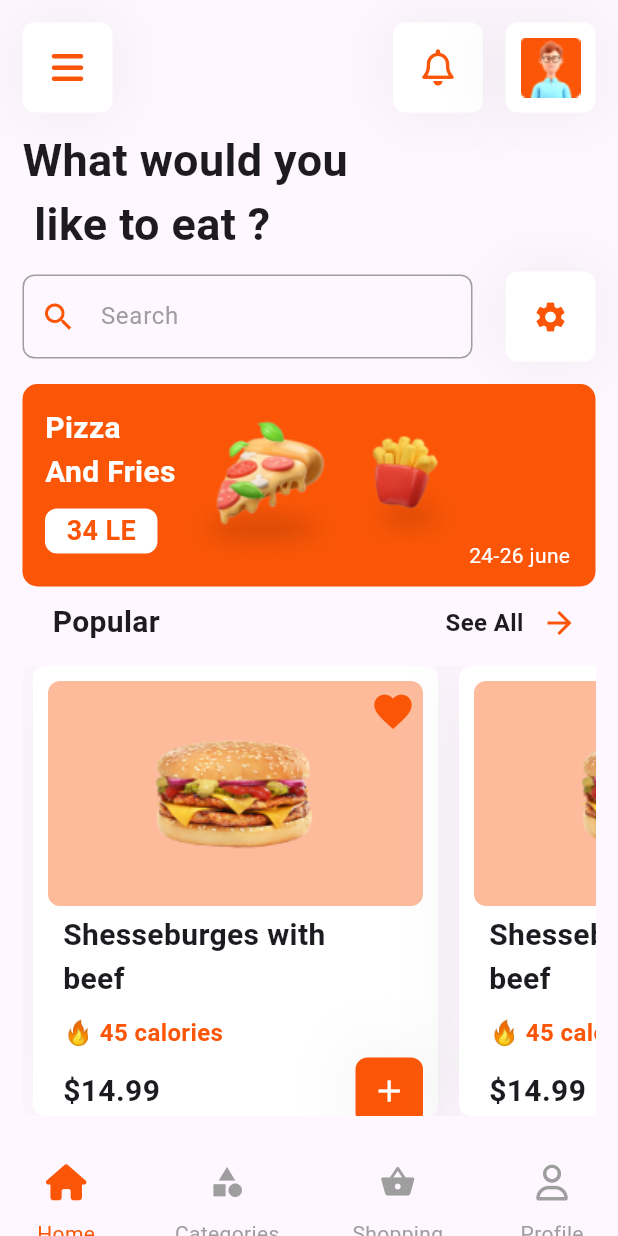
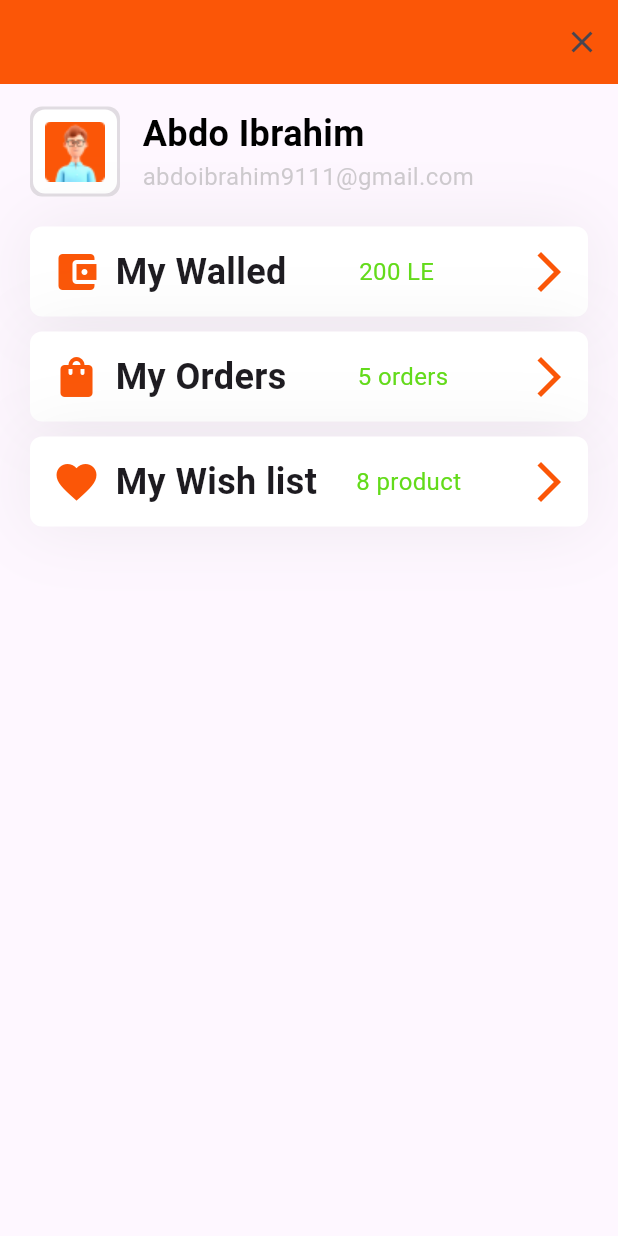
Before and after one commit to abdulrahmanibrahimdawood/restaurant, a Flutter app: the screen it shows after launch, on a phone screen of 412 x 824 dp. Run offline on Flutter 3.47's test engine with Material 3 defaults, Android fonts, the phone set to English and light mode, and no system bars; our stand-ins replace animated_splash_screen, font_awesome_flutter.

Commit message:
account page

```diff
--- a/lib/constant.dart
+++ b/lib/constant.dart
@@ -9,3 +9,4 @@ const kThirdPage = 'ThirdPage';
 const kLogInPage = 'LogInPage';
 const kRegister = 'Register';
 const kHomePage = 'kHomePage';
+const kYourAccount = 'YourAccount';
--- a/lib/main.dart
+++ b/lib/main.dart
@@ -9,6 +9,7 @@ import 'package:restaurant/pages/open_app_page.dart';
 import 'package:restaurant/pages/register_page.dart';
 import 'package:restaurant/pages/scound_page.dart';
 import 'package:restaurant/pages/third_page.dart';
+import 'package:restaurant/pages/your_Account.dart';
 
 void main() {
   runApp(const RestaurantApp());
@@ -21,19 +22,20 @@ class RestaurantApp extends StatelessWidget {
   Widget build(BuildContext context) {
     return MaterialApp(
       routes: {
-        kOnBoardScreenState: (context) => OnBoardScreenState(),
-        kOpenAppPage: (context) => OpenAppPage(),
-        kFirstPage: (context) => FirstPage(),
-        kScoundPage: (context) => ScoundPage(),
-        kThirdPage: (context) => ThirdPage(),
-        kLogInPage: (context) => LogInPage(),
-        kRegister: (context) => Register(),
-        kHomePage: (context) => HomePage(),
+        kOnBoardScreenState: (context) => const OnBoardScreenState(),
+        kOpenAppPage: (context) => const OpenAppPage(),
+        kFirstPage: (context) => const FirstPage(),
+        kScoundPage: (context) => const ScoundPage(),
+        kThirdPage: (context) => const ThirdPage(),
+        kLogInPage: (context) => const LogInPage(),
+        kRegister: (context) => const Register(),
+        kHomePage: (context) => const HomePage(),
+        kYourAccount: (context) => const YourAccount()
       },
       debugShowCheckedModeBanner: false,
       home: const Scaffold(
         backgroundColor: Colors.white,
-        body: HomePage(),
+        body: YourAccount(),
         // AnimatedSplashScreen(
         //   duration: 2000,
         //   splash: 'lib/assets/images/zero.png',
--- a/lib/pages/home_page.dart
+++ b/lib/pages/home_page.dart
@@ -3,6 +3,7 @@ import 'package:font_awesome_flutter/font_awesome_flutter.dart';
 import 'package:restaurant/constant.dart';
 import 'package:restaurant/widget/Container_Icons_Buttom_HomePage.dart';
 import 'package:restaurant/widget/Container_Image_Profile.dart';
+import 'package:restaurant/widget/Custom_buttom_appBar_.dart';
 import 'package:restaurant/widget/custom_body_populer.dart';
 import 'package:restaurant/widget/custom_text_form_feild.dart';
 import 'package:restaurant/widget/item_list_view.dart';
@@ -16,7 +17,6 @@ class HomePage extends StatefulWidget {
 }
 
 class _HomePageState extends State<HomePage> {
-  int activeIndex = 0;
   @override
   Widget build(BuildContext context) {
     return SafeArea(
@@ -138,61 +138,8 @@ class _HomePageState extends State<HomePage> {
                   const SizedBox(
                     height: 20,
                   ),
+                  const BodyBottomAppBar(),
                 ],
-              ),
-            ),
-            Expanded(
-              child: Container(
-                width: MediaQuery.of(context).size.width,
-                decoration: const BoxDecoration(),
-                child: Padding(
-                  padding: const EdgeInsets.symmetric(horizontal: 20),
-                  child: Row(
-                    mainAxisAlignment: MainAxisAlignment.spaceBetween,
-                    children: [
-                      CustomBottomAppBarIcons(
-                        onPressed: () {
-                          setState(() {
-                            activeIndex = 0;
-                          });
-                        },
-                        icon: FontAwesomeIcons.house,
-                        text: 'Home',
-                        isActive: activeIndex == 0,
-                      ),
-                      CustomBottomAppBarIcons(
-                        onPressed: () {
-                          setState(() {
-                            activeIndex = 1;
-                          });
-                        },
-                        icon: Icons.category,
-                        text: 'Categories',
-                        isActive: activeIndex == 1,
-                      ),
-                      CustomBottomAppBarIcons(
-                        onPressed: () {
-                          setState(() {
-                            activeIndex = 2;
-                          });
-                        },
-                        icon: Icons.shopping_basket,
-                        text: 'Shopping',
-                        isActive: activeIndex == 2,
-                      ),
-                      CustomBottomAppBarIcons(
-                        onPressed: () {
-                          setState(() {
-                            activeIndex = 3;
-                          });
-                        },
-                        icon: FontAwesomeIcons.user,
-                        text: 'Profile',
-                        isActive: activeIndex == 3,
-                      ),
-                    ],
-                  ),
-                ),
               ),
             ),
           ],
@@ -201,34 +148,3 @@ class _HomePageState extends State<HomePage> {
     );
   }
 }
-
-class CustomBottomAppBarIcons extends StatelessWidget {
-  const CustomBottomAppBarIcons({
-    super.key,
-    required this.text,
-    required this.icon,
-    required this.onPressed,
-    required this.isActive,
-  });
-
-  final String text;
-  final IconData icon;
-  final void Function()? onPressed;
-  final bool isActive;
-
-  @override
-  Widget build(BuildContext context) {
-    return Column(
-      children: [
-        IconButton(
-          onPressed: onPressed,
-          icon: FaIcon(icon, color: isActive ? kPrimaryColor : Colors.grey),
-        ),
-        Text(
-          text,
-          style: TextStyle(color: isActive ? kPrimaryColor : Colors.grey),
-        ),
-      ],
-    );
-  }
-}
--- /dev/null
+++ b/lib/pages/your_Account.dart
@@ -0,0 +1,206 @@
+import 'package:flutter/material.dart';
+import 'package:font_awesome_flutter/font_awesome_flutter.dart';
+import 'package:restaurant/constant.dart';
+
+class YourAccount extends StatelessWidget {
+  const YourAccount({super.key});
+  static String id = 'YourAccount';
+
+  @override
+  Widget build(BuildContext context) {
+    return SafeArea(
+      child: Scaffold(
+        appBar: AppBar(
+          actions: [
+            IconButton(
+              onPressed: () {},
+              icon: const Icon(Icons.close),
+            )
+          ],
+          elevation: 0,
+          backgroundColor: kPrimaryColor,
+        ),
+        body: Padding(
+          padding: const EdgeInsets.symmetric(horizontal: 20),
+          child: Column(
+            children: [
+              const SizedBox(
+                height: 15,
+              ),
+              Row(
+                children: [
+                  SizedBox(
+                    height: 60,
+                    width: 60,
+                    child: Stack(
+                      children: [
+                        Container(
+                          height: 60,
+                          width: 60,
+                          decoration: BoxDecoration(
+                            color: Colors.grey.withOpacity(0.3),
+                            borderRadius: BorderRadius.circular(8),
+                          ),
+                        ),
+                        Center(
+                          child: Container(
+                            height: 56,
+                            width: 56,
+                            decoration: BoxDecoration(
+                              color: Colors.white,
+                              borderRadius: BorderRadius.circular(8),
+                            ),
+                            child: Image.asset(
+                              'lib/assets/images/person_image.png',
+                            ),
+                          ),
+                        ),
+                      ],
+                    ),
+                  ),
+                  const SizedBox(
+                    width: 15,
+                  ),
+                  Align(
+                    alignment: Alignment.topLeft,
+                    child: Column(
+                      crossAxisAlignment: CrossAxisAlignment.start,
+                      children: [
+                        const Text(
+                          'Abdo Ibrahim',
+                          style: TextStyle(
+                              color: Colors.black,
+                              fontWeight: FontWeight.bold,
+                              fontSize: 24),
+                        ),
+                        Text(
+                          'abdoibrahim9111@gmail.com',
+                          style: TextStyle(
+                              color: Colors.grey.withOpacity(0.5),
+                              fontSize: 16),
+                        ),
+                      ],
+                    ),
+                  ),
+                ],
+              ),
+              const SizedBox(
+                height: 20,
+              ),
+              const CustomAccountIcon(
+                hintText: '200 LE ',
+                icon: Icons.account_balance_wallet,
+                text: 'My Walled',
+                arrowIcon: Icons.arrow_forward_ios,
+              ),
+              const SizedBox(
+                height: 10,
+              ),
+              const CustomAccountIcon(
+                hintText: ' 5 orders',
+                icon: Icons.shopping_bag,
+                text: 'My Orders',
+                arrowIcon: Icons.arrow_forward_ios,
+              ),
+              const SizedBox(
+                height: 10,
+              ),
+              const CustomAccountIcon(
+                hintText: '8 product  ',
+                icon: Icons.favorite,
+                text: 'My Wish list',
+                arrowIcon: Icons.arrow_forward_ios,
+              ),
+              const SizedBox(
+                height: 30,
+              ),
+            ],
+          ),
+        ),
+      ),
+    );
+  }
+}
+
+class CustomAccountIcon extends StatelessWidget {
+  const CustomAccountIcon(
+      {super.key,
+      this.icon,
+      required this.text,
+      required this.hintText,
+      this.arrowIcon,
+      this.onPressed});
+
+  final IconData? icon;
+  final IconData? arrowIcon;
+  final void Function()? onPressed;
+  final String text;
+  final String hintText;
+
+  @override
+  Widget build(BuildContext context) {
+    return Container(
+      height: 60,
+      width: MediaQuery.of(context).size.width,
+      decoration: BoxDecoration(
+        boxShadow: [
+          BoxShadow(
+              blurRadius: 40,
+              spreadRadius: 2,
+              color: Colors.grey.withOpacity(0.15)),
+        ],
+        color: Colors.white,
+        borderRadius: BorderRadius.circular(8),
+      ),
+      child: Row(
+        mainAxisAlignment: MainAxisAlignment.spaceBetween,
+        children: [
+          Padding(
+            padding: const EdgeInsets.only(left: 15),
+            child: Row(
+              children: [
+                FaIcon(
+                  icon,
+                  color: kPrimaryColor,
+                  size: 32,
+                ),
+                const SizedBox(
+                  width: 10,
+                ),
+                Text(
+                  text,
+                  style: const TextStyle(
+                      fontSize: 24, fontWeight: FontWeight.bold),
+                ),
+              ],
+            ),
+          ),
+          Row(
+            mainAxisAlignment: MainAxisAlignment.start,
+            children: [
+              Text(
+                hintText,
+                style: const TextStyle(fontSize: 16, color: Color(0xff63DB1A)),
+              ),
+            ],
+          ),
+          Padding(
+            padding: const EdgeInsets.only(right: 2),
+            child: Row(
+              children: [
+                IconButton(
+                  onPressed: onPressed,
+                  icon: FaIcon(
+                    arrowIcon,
+                    color: kPrimaryColor,
+                    size: 32,
+                  ),
+                ),
+              ],
+            ),
+          )
+        ],
+      ),
+    );
+  }
+}
--- /dev/null
+++ b/lib/widget/Custom_buttom_appBar_.dart
@@ -0,0 +1,101 @@
+import 'package:flutter/material.dart';
+import 'package:font_awesome_flutter/font_awesome_flutter.dart';
+import 'package:restaurant/constant.dart';
+
+class CustomBottomAppBarIcons extends StatelessWidget {
+  const CustomBottomAppBarIcons({
+    super.key,
+    required this.text,
+    required this.icon,
+    required this.onPressed,
+    required this.isActive,
+  });
+
+  final String text;
+  final IconData icon;
+  final void Function()? onPressed;
+  final bool isActive;
+
+  @override
+  Widget build(BuildContext context) {
+    return Column(
+      children: [
+        IconButton(
+          onPressed: onPressed,
+          icon: FaIcon(icon, color: isActive ? kPrimaryColor : Colors.grey),
+        ),
+        Text(
+          text,
+          style: TextStyle(color: isActive ? kPrimaryColor : Colors.grey),
+        ),
+      ],
+    );
+  }
+}
+
+class BodyBottomAppBar extends StatefulWidget {
+  const BodyBottomAppBar({super.key});
+
+  @override
+  State<BodyBottomAppBar> createState() => _BodyBottomAppBarState();
+}
+
+class _BodyBottomAppBarState extends State<BodyBottomAppBar> {
+  int activeIndex = 0;
+
+  @override
+  Widget build(BuildContext context) {
+    return Container(
+      width: MediaQuery.of(context).size.width,
+      decoration: const BoxDecoration(),
+      child: Padding(
+        padding: const EdgeInsets.symmetric(horizontal: 20),
+        child: Row(
+          mainAxisAlignment: MainAxisAlignment.spaceBetween,
+          children: [
+            CustomBottomAppBarIcons(
+              onPressed: () {
+                setState(() {
+                  activeIndex = 0;
+                });
+              },
+              icon: FontAwesomeIcons.house,
+              text: 'Home',
+              isActive: activeIndex == 0,
+            ),
+            CustomBottomAppBarIcons(
+              onPressed: () {
+                setState(() {
+                  activeIndex = 1;
+                });
+              },
+              icon: Icons.category,
+              text: 'Categories',
+              isActive: activeIndex == 1,
+            ),
+            CustomBottomAppBarIcons(
+              onPressed: () {
+                setState(() {
+                  activeIndex = 2;
+                });
+              },
+              icon: Icons.shopping_basket,
+              text: 'Shopping',
+              isActive: activeIndex == 2,
+            ),
+            CustomBottomAppBarIcons(
+              onPressed: () {
+                setState(() {
+                  activeIndex = 3;
+                });
+              },
+              icon: FontAwesomeIcons.user,
+              text: 'Profile',
+              isActive: activeIndex == 3,
+            ),
+          ],
+        ),
+      ),
+    );
+  }
+}
```
